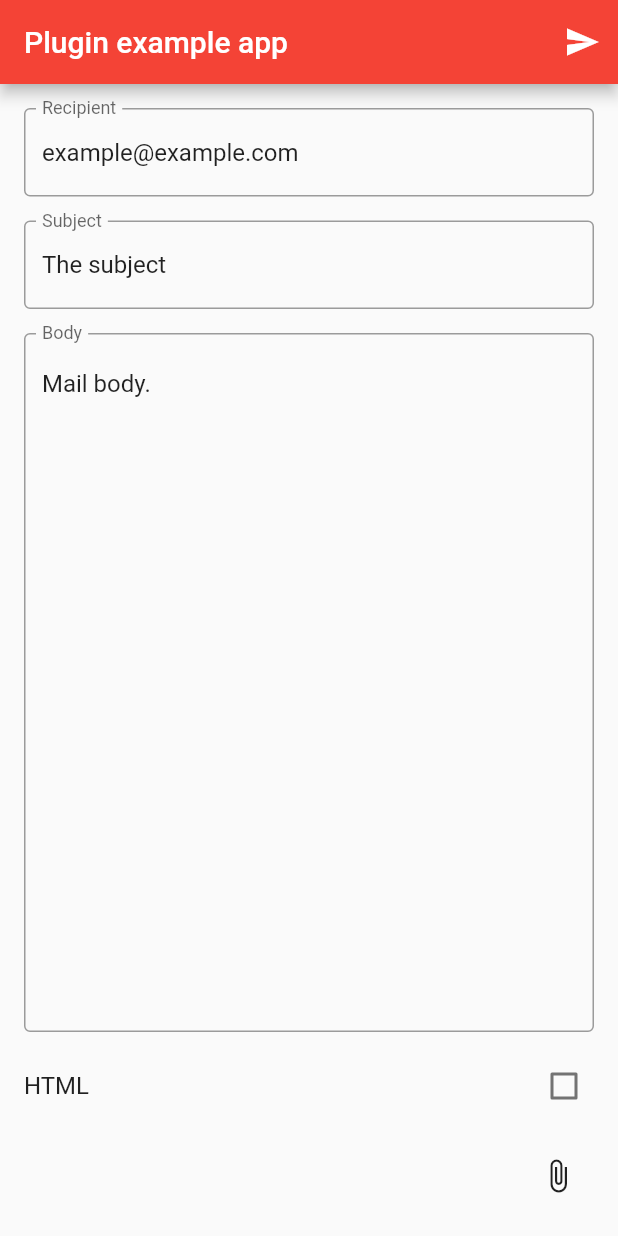
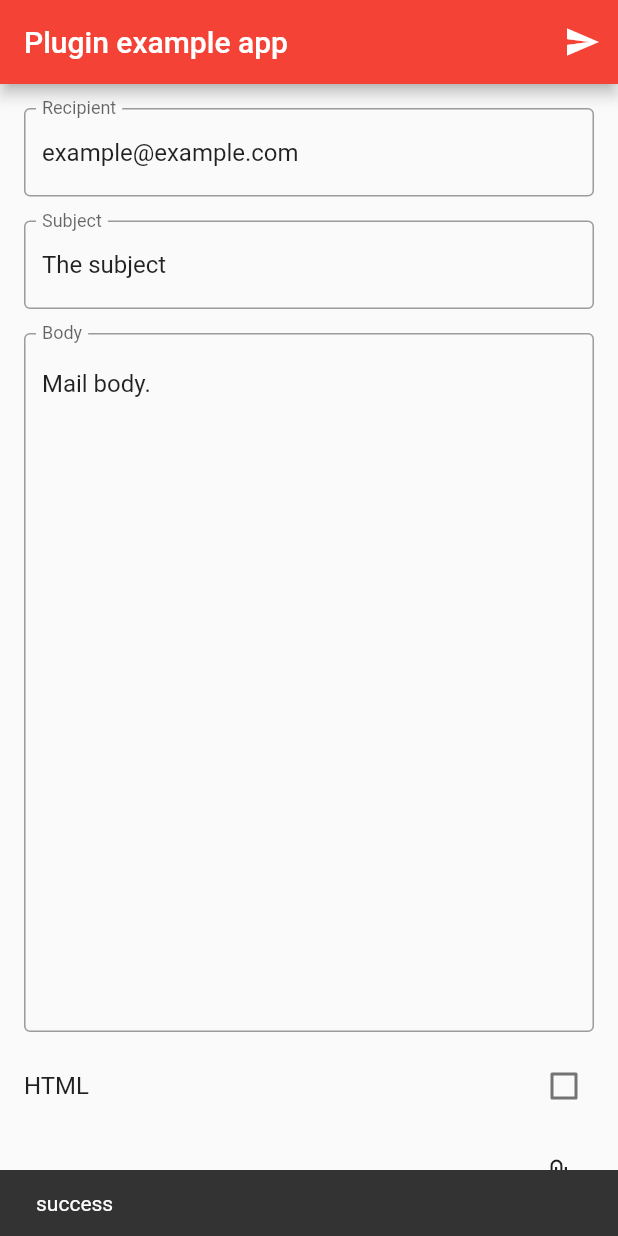
Before and after one commit to sidlatau/flutter_email_sender, a Flutter app: the screen it shows after launch, after a tap on the "send" icon, on a phone screen of 412 x 824 dp. Run offline on Flutter 3.47's test engine with Material 2 defaults, Android fonts, the phone set to English and light mode, and no system bars; our stand-ins replace image_picker.

Commit message:
Fix scaffold messenger issue

```diff
--- a/example/lib/main.dart
+++ b/example/lib/main.dart
@@ -6,12 +6,24 @@ import 'package:image_picker/image_picker.dart';
 
 void main() => runApp(MyApp());
 
-class MyApp extends StatefulWidget {
+class MyApp extends StatelessWidget {
   @override
-  _MyAppState createState() => _MyAppState();
+  Widget build(BuildContext context) {
+    return MaterialApp(
+      theme: ThemeData(primaryColor: Colors.red),
+      home: EmailSender(),
+    );
+  }
 }
 
-class _MyAppState extends State<MyApp> {
+class EmailSender extends StatefulWidget {
+  const EmailSender({Key? key}) : super(key: key);
+
+  @override
+  _EmailSenderState createState() => _EmailSenderState();
+}
+
+class _EmailSenderState extends State<EmailSender> {
   List<String> attachments = [];
   bool isHTML = false;
 
@@ -54,9 +66,7 @@ class _MyAppState extends State<MyApp> {
 
   @override
   Widget build(BuildContext context) {
-    return MaterialApp(
-      theme: ThemeData(primaryColor: Colors.red),
-      home: Scaffold(
+    return Scaffold(
       appBar: AppBar(
         title: Text('Plugin example app'),
         actions: <Widget>[
@@ -152,7 +162,6 @@ class _MyAppState extends State<MyApp> {
           ],
         ),
       ),
-      ),
     );
   }
 
```
Lines whose indentation alone changed are shown as unchanged.
